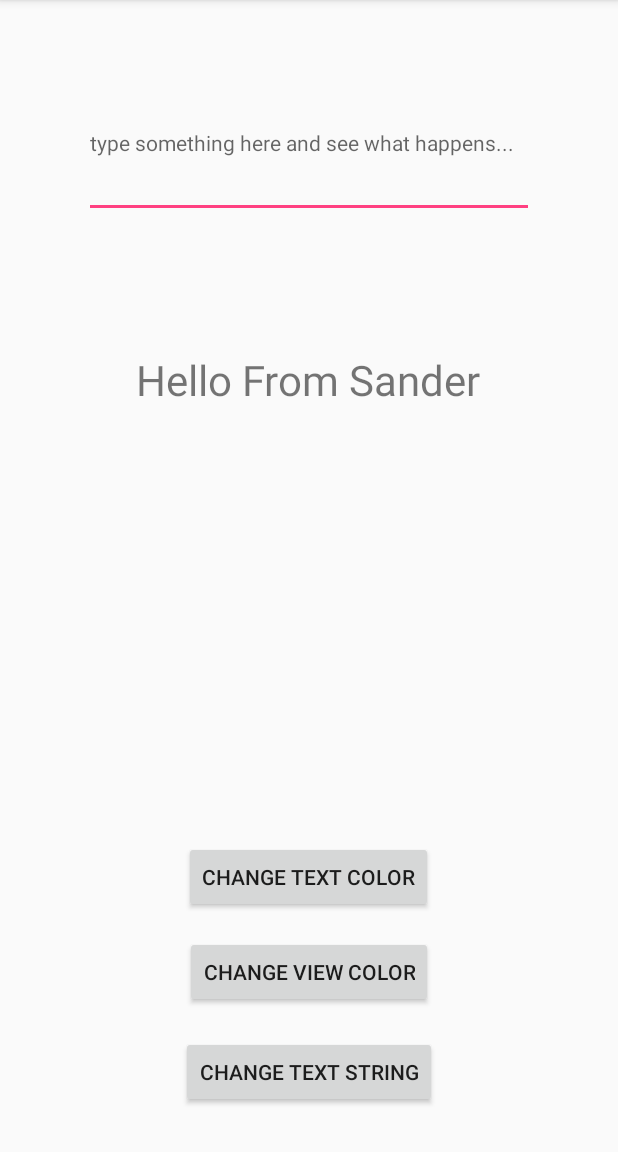
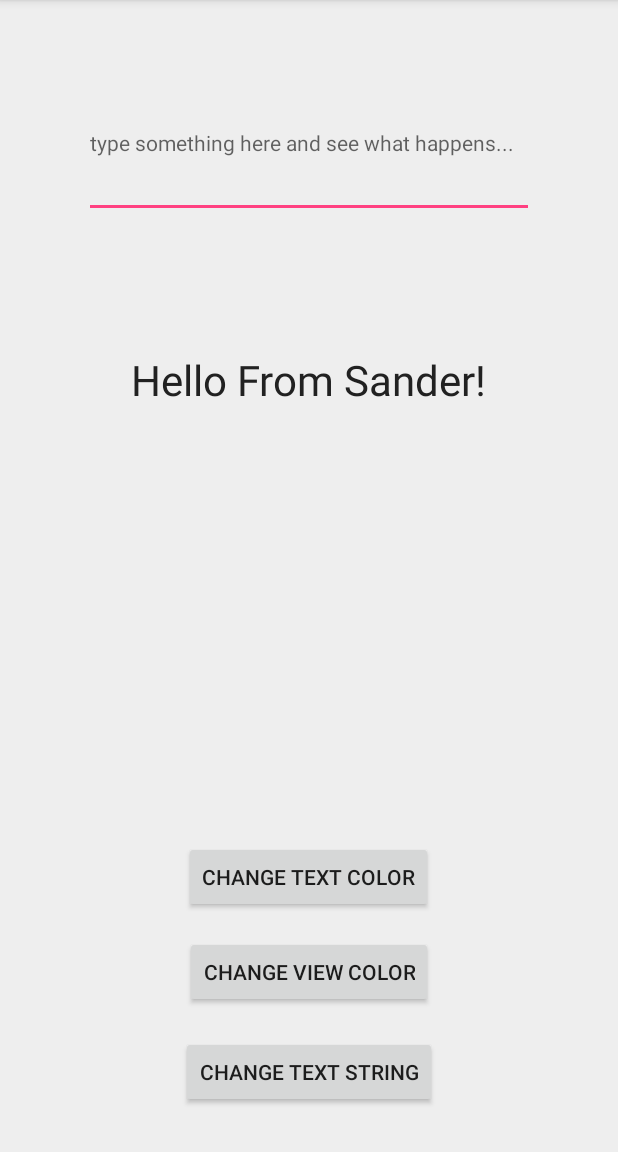
Before and after one commit to sanderhelleso/androidPreworkCodePath, an Android app: the screen it shows after launch (MainActivity), on a phone screen of 412 x 824 dp, the part 84-1236 px from its top. Run offline under Robolectric (Android 15) with nearby library versions, the phone set to English and light mode, and no system bars.

```diff
--- a/app/src/main/res/layout/activity_main.xml
+++ b/app/src/main/res/layout/activity_main.xml
@@ -5,6 +5,7 @@
     android:id="@+id/rootView"
     android:layout_width="match_parent"
     android:layout_height="match_parent"
+    android:background="@color/colorGrey"
     tools:context=".MainActivity">
 
     <EditText
@@ -26,7 +27,8 @@
         android:layout_centerHorizontal="true"
         android:layout_marginTop="234dp"
         android:lineSpacingExtra="14sp"
-        android:text="Hello From Sander"
+        android:text="Hello From Sander!"
+        android:textColor="@color/colorBlack"
         android:textSize="28sp" />
 
     <Button
--- a/app/src/main/res/values/colors.xml
+++ b/app/src/main/res/values/colors.xml
@@ -3,4 +3,6 @@
     <color name="colorPrimary">#3F51B5</color>
     <color name="colorPrimaryDark">#303F9F</color>
     <color name="colorAccent">#FF4081</color>
+    <color name="colorGrey">#EEEEEE</color>
+    <color name="colorBlack">#212121</color>
 </resources>
```
Also changed, not shown: app/src/main/java/com/andoirdpreworkcodepath/sande/androidpreworkcodepath/MainActivity.java (+6 -6 lines), 1 other file.
